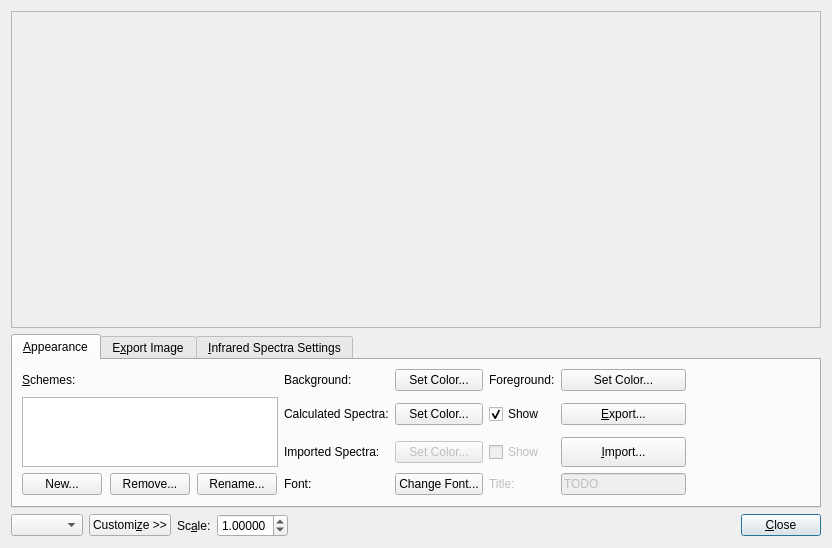
Before: the Qt Designer form libavogadro/src/extensions/spectradialog.ui in cryos/avogadro, drawn with Qt 5.
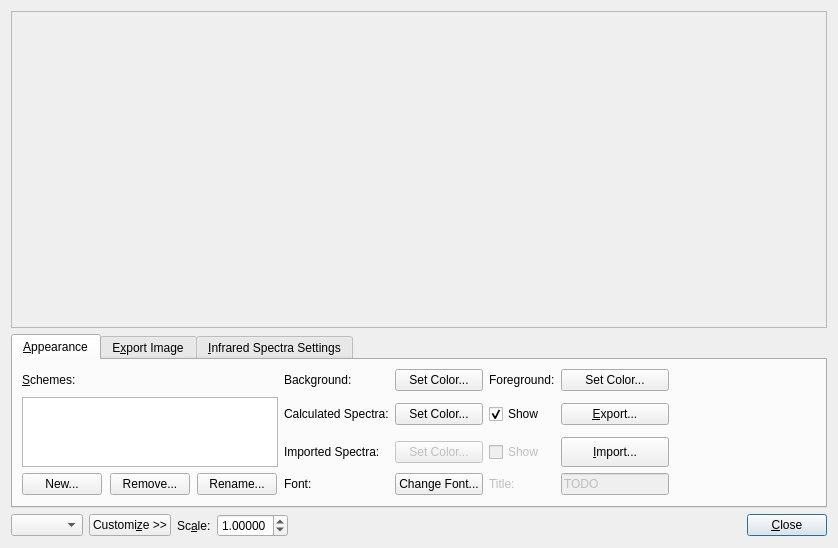
After: the same form once the commit is applied. The open tabs and pages were chosen to show the change. Custom widgets are drawn as their Qt base class.

Commit message: GUI touch ups

The edit to the form file:
```diff
--- a/libavogadro/src/extensions/spectradialog.ui
+++ b/libavogadro/src/extensions/spectradialog.ui
@@ -6,7 +6,7 @@
    <rect>
     <x>0</x>
     <y>0</y>
-    <width>832</width>
+    <width>838</width>
     <height>548</height>
    </rect>
   </property>
@@ -146,19 +146,6 @@
            </property>
           </widget>
          </item>
-         <item row="3" column="7">
-          <spacer name="horizontalSpacer_4">
-           <property name="orientation">
-            <enum>Qt::Horizontal</enum>
-           </property>
-           <property name="sizeHint" stdset="0">
-            <size>
-             <width>40</width>
-             <height>20</height>
-            </size>
-           </property>
-          </spacer>
-         </item>
          <item row="3" column="5">
           <widget class="QCheckBox" name="cb_calculate">
            <property name="sizePolicy">
@@ -188,7 +175,7 @@
          <item row="4" column="6">
           <widget class="QPushButton" name="push_import">
            <property name="sizePolicy">
-            <sizepolicy hsizetype="Minimum" vsizetype="Minimum">
+            <sizepolicy hsizetype="Ignored" vsizetype="Minimum">
              <horstretch>0</horstretch>
              <verstretch>0</verstretch>
             </sizepolicy>
@@ -243,7 +230,7 @@
          <item row="2" column="6">
           <widget class="QPushButton" name="push_colorForeground">
            <property name="sizePolicy">
-            <sizepolicy hsizetype="Minimum" vsizetype="Fixed">
+            <sizepolicy hsizetype="Ignored" vsizetype="Fixed">
              <horstretch>0</horstretch>
              <verstretch>0</verstretch>
             </sizepolicy>
@@ -313,6 +300,12 @@
            <property name="enabled">
             <bool>false</bool>
            </property>
+           <property name="sizePolicy">
+            <sizepolicy hsizetype="Fixed" vsizetype="Fixed">
+             <horstretch>0</horstretch>
+             <verstretch>0</verstretch>
+            </sizepolicy>
+           </property>
            <property name="text">
             <string>TODO</string>
            </property>
@@ -336,11 +329,30 @@
          </item>
          <item row="3" column="6">
           <widget class="QPushButton" name="push_export">
+           <property name="sizePolicy">
+            <sizepolicy hsizetype="Ignored" vsizetype="Fixed">
+             <horstretch>0</horstretch>
+             <verstretch>0</verstretch>
+            </sizepolicy>
+           </property>
            <property name="text">
             <string>&amp;Export...</string>
            </property>
           </widget>
          </item>
+         <item row="2" column="7">
+          <spacer name="horizontalSpacer_4">
+           <property name="orientation">
+            <enum>Qt::Horizontal</enum>
+           </property>
+           <property name="sizeHint" stdset="0">
+            <size>
+             <width>40</width>
+             <height>20</height>
+            </size>
+           </property>
+          </spacer>
+         </item>
         </layout>
        </widget>
        <widget class="QWidget" name="tab_imageExport">
```
Left out of the diff: 2 changed lines with no effect on the pictures.
